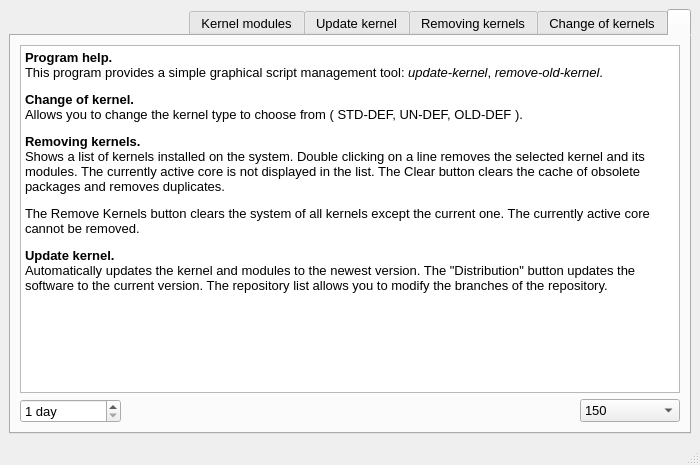
The window that ui/main_win.ui (Koi-foo/kernel-manager) describes before a commit, drawn with Qt 5.
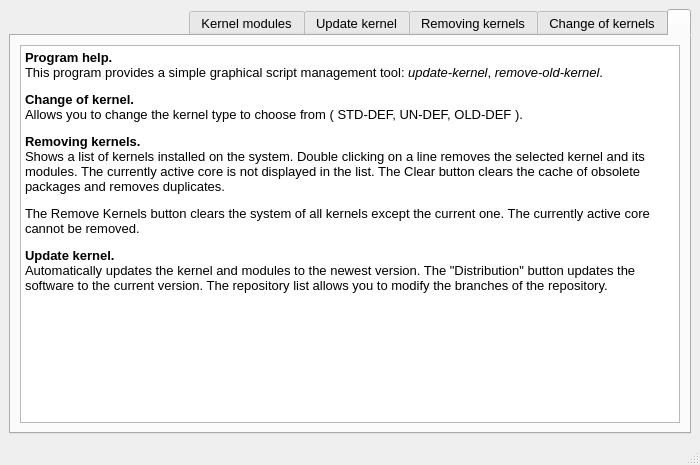
The same window after the commit. Icons and pictures are not drawn.

```diff
--- a/ui/main_win.ui
+++ b/ui/main_win.ui
@@ -77,7 +77,7 @@
         <string/>
        </attribute>
        <layout class="QGridLayout" name="gridLayout_2">
-        <item row="0" column="0" colspan="3">
+        <item row="0" column="0" colspan="2">
          <widget class="QTextBrowser" name="text_Question">
           <property name="contextMenuPolicy">
            <enum>Qt::NoContextMenu</enum>
@@ -95,92 +95,6 @@
           </property>
          </widget>
         </item>
-        <item row="2" column="1">
-         <spacer name="horizontalSpacer_5">
-          <property name="orientation">
-           <enum>Qt::Horizontal</enum>
-          </property>
-          <property name="sizeHint" stdset="0">
-           <size>
-            <width>447</width>
-            <height>20</height>
-           </size>
-          </property>
-         </spacer>
-        </item>
-        <item row="2" column="0">
-         <widget class="QComboBox" name="comboBoxTimeStart">
-          <property name="minimumSize">
-           <size>
-            <width>100</width>
-            <height>0</height>
-           </size>
-          </property>
-          <property name="contextMenuPolicy">
-           <enum>Qt::NoContextMenu</enum>
-          </property>
-          <property name="toolTip">
-           <string>Delayed check for updates &lt;br&gt;after system startup (in seconds)</string>
-          </property>
-          <property name="layoutDirection">
-           <enum>Qt::LeftToRight</enum>
-          </property>
-          <item>
-           <property name="text">
-            <string>150</string>
-           </property>
-          </item>
-          <item>
-           <property name="text">
-            <string>300</string>
-           </property>
-          </item>
-          <item>
-           <property name="text">
-            <string>450</string>
-           </property>
-          </item>
-          <item>
-           <property name="text">
-            <string>600</string>
-           </property>
-          </item>
-         </widget>
-        </item>
-        <item row="2" column="2">
-         <widget class="QSpinBox" name="spinBoxDayUpdate">
-          <property name="sizePolicy">
-           <sizepolicy hsizetype="MinimumExpanding" vsizetype="Fixed">
-            <horstretch>0</horstretch>
-            <verstretch>0</verstretch>
-           </sizepolicy>
-          </property>
-          <property name="minimumSize">
-           <size>
-            <width>0</width>
-            <height>0</height>
-           </size>
-          </property>
-          <property name="contextMenuPolicy">
-           <enum>Qt::NoContextMenu</enum>
-          </property>
-          <property name="toolTip">
-           <string>Interval between updates (days)</string>
-          </property>
-          <property name="layoutDirection">
-           <enum>Qt::LeftToRight</enum>
-          </property>
-          <property name="suffix">
-           <string> day</string>
-          </property>
-          <property name="minimum">
-           <number>1</number>
-          </property>
-          <property name="maximum">
-           <number>365</number>
-          </property>
-         </widget>
-        </item>
        </layout>
       </widget>
       <widget class="QWidget" name="Tab2_ChangeKernel">
```
